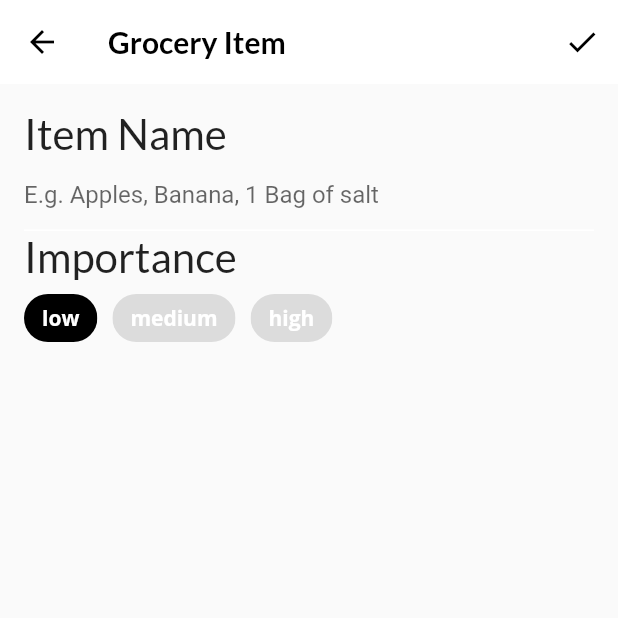
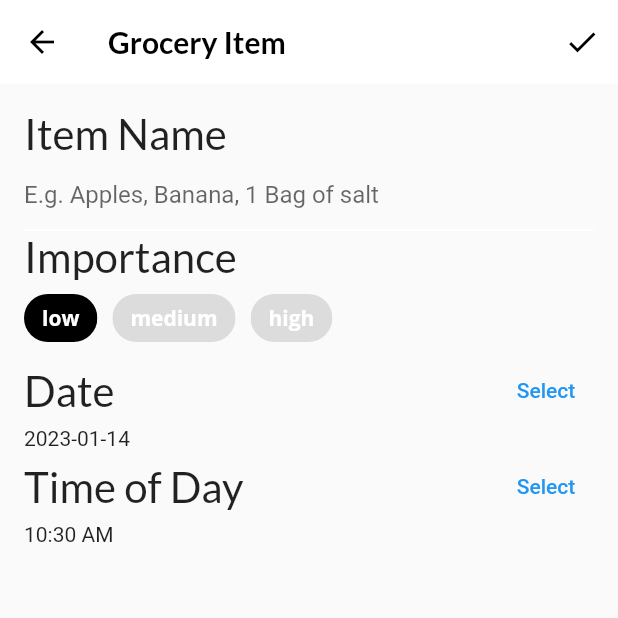
Before and after one commit to ghrms80/flta-ch06, a Flutter app: the screen it shows after launch, item 3 of the bottom bar chosen, after a tap on the "add" icon, on a phone screen of 412 x 824 dp, the top half of it. Run offline on Flutter 3.47's test engine with Material 2 defaults, Android fonts, the light colour scheme and no system bars; our stand-ins replace google_fonts.

Commit message:
Building the date and time widget

```diff
--- a/lib/screens/grocery_item_screen.dart
+++ b/lib/screens/grocery_item_screen.dart
@@ -1,6 +1,7 @@
 import 'package:ch06_interactive_widgets/models/models.dart';
 import 'package:flutter/material.dart';
 import 'package:google_fonts/google_fonts.dart';
+import 'package:intl/intl.dart';
 
 class GroceryItemScreen extends StatefulWidget {
   // 1
@@ -97,8 +98,8 @@ class GroceryItemScreenState extends State<GroceryItemScreen> {
           children: [
             buildNameField(),
             buildImportanceField(),
-            // TODO: Add date picker
-            // TODO: Add time picker
+            buildDateField(context),
+            buildTimeField(context),
             // TODO: Add color picker
             // TODO: Add slider
             // TODO: Add Grocery Tile
@@ -210,9 +211,87 @@ class GroceryItemScreenState extends State<GroceryItemScreen> {
     );
   }
 
-  // TODO: Add buildDateField()
+  Widget buildDateField(BuildContext context) {
+    // 1
+    return Column(
+      crossAxisAlignment: CrossAxisAlignment.start,
+      children: [
+        // 2
+        Row(
+          // 3
+          mainAxisAlignment: MainAxisAlignment.spaceBetween,
+          children: [
+            // 4
+            Text(
+              'Date',
+              style: GoogleFonts.lato(fontSize: 28.0),
+            ),
+            // 5
+            TextButton(
+              child: const Text('Select'),
+              // 6
+              onPressed: () async {
+                final currentDate = DateTime.now();
+                // 7
+                final selectedDate = await showDatePicker(
+                  context: context,
+                  initialDate: currentDate,
+                  firstDate: currentDate,
+                  lastDate: DateTime(currentDate.year + 5),
+                );
+                // 8
+                setState(() {
+                  if (selectedDate != null) {
+                    _dueDate = selectedDate;
+                  }
+                });
+              },
+            ),
+          ],
+        ),
+        Text(
+          DateFormat('yyyy-MM-dd').format(_dueDate),
+        ),
+      ],
+    );
+  }
 
-  // TODO: Add buildTimeField()
+  Widget buildTimeField(BuildContext context) {
+    return Column(
+      crossAxisAlignment: CrossAxisAlignment.start,
+      children: [
+        Row(
+          mainAxisAlignment: MainAxisAlignment.spaceBetween,
+          children: [
+            Text(
+              'Time of Day',
+              style: GoogleFonts.lato(fontSize: 28.0),
+            ),
+            TextButton(
+              onPressed: () async {
+                // 1
+                final timeOfDay = await showTimePicker(
+                  // 2
+                  context: context,
+                  initialTime: TimeOfDay.now(),
+                );
+                // 3
+                setState(() {
+                  if (timeOfDay != null) {
+                    _timeOfDay = timeOfDay;
+                  }
+                });
+              },
+              child: const Text('Select'),
+            ),
+          ],
+        ),
+        Text(
+          _timeOfDay.format(context),
+        ),
+      ],
+    );
+  }
 
   // TODO: Add buildColorPicker()
 
```
